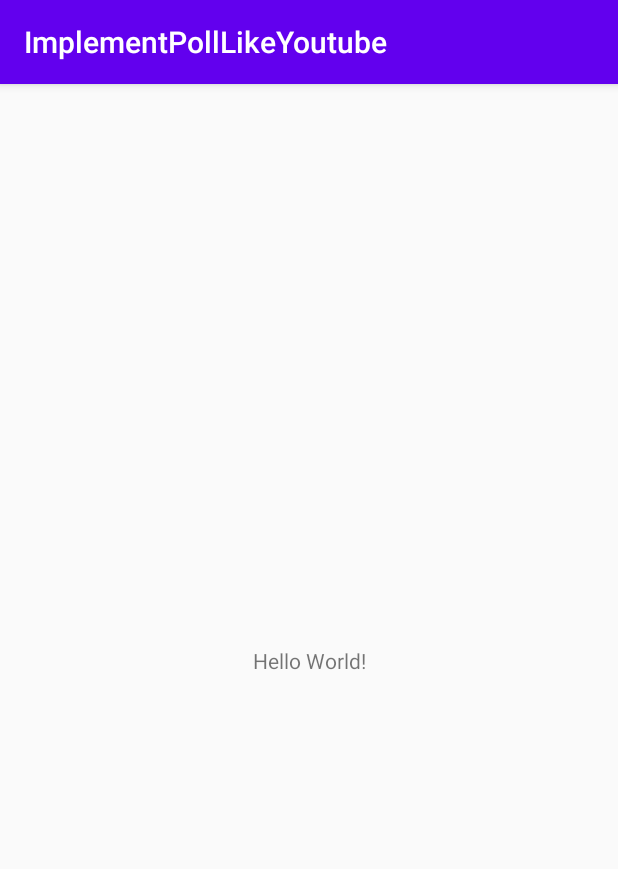
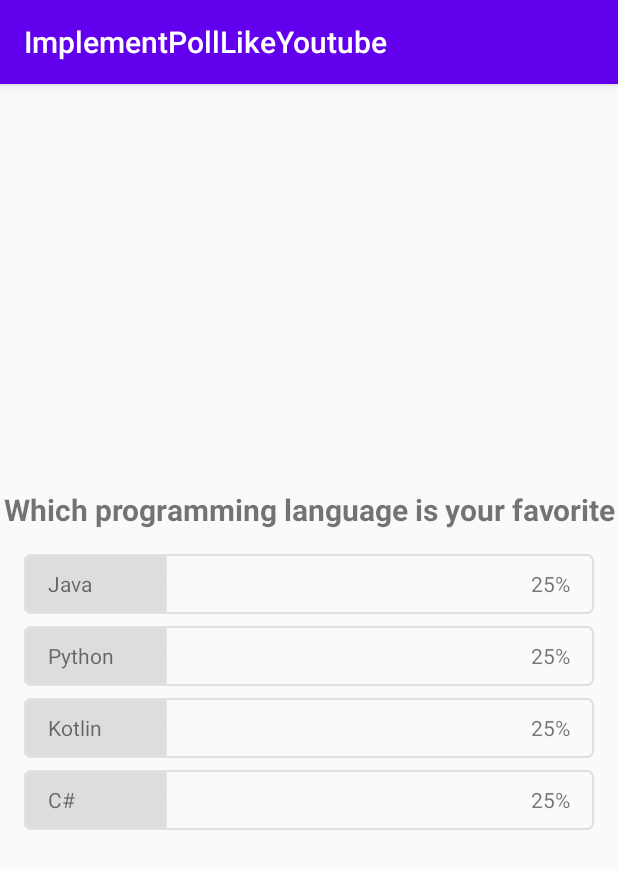
Before and after one commit to RujiraKongsomran/ImplementPollLikeYoutube, an Android app: the screen it shows after launch (MainActivity), on a phone screen of 412 x 824 dp. Shown: the top 869 px of the screen. Run offline under Robolectric (Android 15) with nearby library versions, the phone set to English and light mode, and no system bars.

Commit message:
Design Layout

```diff
--- /dev/null
+++ b/app/src/main/res/drawable/progress_track.xml
@@ -0,0 +1,34 @@
+<?xml version="1.0" encoding="utf-8"?>
+<layer-list xmlns:android="http://schemas.android.com/apk/res/android">
+    <item>
+        <shape android:shape="rectangle">
+            <solid android:color="@android:color/transparent" />
+            <size android:height="40dp" />
+            <corners android:radius="4dp" />
+            <stroke
+                android:width="1dp"
+                android:color="#E0E0E0" />
+        </shape>
+    </item>
+    <item>
+        <scale android:scaleWidth="100%">
+            <selector>
+                <item
+                    android:drawable="@android:color/transparent"
+                    android:state_enabled="false" />
+                <item>
+                    <shape android:shape="rectangle">
+                        <solid android:color="#DDDDDD" />
+                        <size android:height="40dp" />
+                        <corners
+                            android:bottomLeftRadius="4dp"
+                            android:topLeftRadius="4dp" />
+                        <stroke
+                            android:width="1dp"
+                            android:color="#E0E0E0" />
+                    </shape>
+                </item>
+            </selector>
+        </scale>
+    </item>
+</layer-list>
--- a/app/src/main/res/layout/activity_main.xml
+++ b/app/src/main/res/layout/activity_main.xml
@@ -3,16 +3,168 @@
     xmlns:app="http://schemas.android.com/apk/res-auto"
     xmlns:tools="http://schemas.android.com/tools"
     android:layout_width="match_parent"
-    android:layout_height="match_parent"
+    android:layout_height="wrap_content"
+    android:layout_gravity="center"
     tools:context=".MainActivity">
 
     <TextView
-        android:layout_width="wrap_content"
+        android:id="@+id/tvQuestion"
+        android:layout_width="match_parent"
         android:layout_height="wrap_content"
-        android:text="Hello World!"
-        app:layout_constraintBottom_toBottomOf="parent"
-        app:layout_constraintLeft_toLeftOf="parent"
-        app:layout_constraintRight_toRightOf="parent"
+        android:text="Which programming language is your favorite"
+        android:textAlignment="center"
+        android:textSize="20sp"
+        android:textStyle="bold"
+        app:layout_constraintStart_toStartOf="parent"
         app:layout_constraintTop_toTopOf="parent" />
 
+    <SeekBar
+        android:id="@+id/sb1"
+        android:layout_width="match_parent"
+        android:layout_height="wrap_content"
+        android:layout_marginTop="16dp"
+        android:max="100"
+        android:progress="25"
+        android:progressDrawable="@drawable/progress_track"
+        android:thumb="@android:color/transparent"
+        app:layout_constraintStart_toStartOf="parent"
+        app:layout_constraintTop_toBottomOf="@id/tvQuestion" />
+
+    <TextView
+        android:id="@+id/tvOption1"
+        android:layout_width="0dp"
+        android:layout_height="40dp"
+        android:layout_marginTop="16dp"
+        android:gravity="center_vertical"
+        android:paddingStart="32dp"
+        android:paddingEnd="0dp"
+        android:text="Java"
+        app:layout_constraintEnd_toStartOf="@id/tvPercent1"
+        app:layout_constraintStart_toStartOf="parent"
+        app:layout_constraintTop_toBottomOf="@id/tvQuestion" />
+
+    <TextView
+        android:id="@+id/tvPercent1"
+        android:layout_width="wrap_content"
+        android:layout_height="40dp"
+        android:layout_marginTop="16dp"
+        android:gravity="center_vertical"
+        android:paddingStart="0dp"
+        android:paddingEnd="32dp"
+        android:text="25%"
+        app:layout_constraintEnd_toEndOf="parent"
+        app:layout_constraintTop_toBottomOf="@id/tvQuestion" />
+
+    <SeekBar
+        android:id="@+id/sb2"
+        android:layout_width="match_parent"
+        android:layout_height="wrap_content"
+        android:layout_marginTop="8dp"
+        android:max="100"
+        android:progress="25"
+        android:progressDrawable="@drawable/progress_track"
+        android:thumb="@android:color/transparent"
+        app:layout_constraintStart_toStartOf="parent"
+        app:layout_constraintTop_toBottomOf="@id/sb1" />
+
+    <TextView
+        android:id="@+id/tvOption2"
+        android:layout_width="0dp"
+        android:layout_height="40dp"
+        android:layout_marginTop="8dp"
+        android:gravity="center_vertical"
+        android:paddingStart="32dp"
+        android:paddingEnd="0dp"
+        android:text="Python"
+        app:layout_constraintEnd_toStartOf="@id/tvPercent2"
+        app:layout_constraintStart_toStartOf="parent"
+        app:layout_constraintTop_toBottomOf="@id/sb1" />
+
+    <TextView
+        android:id="@+id/tvPercent2"
+        android:layout_width="wrap_content"
+        android:layout_height="40dp"
+        android:layout_marginTop="8dp"
+        android:gravity="center_vertical"
+        android:paddingStart="0dp"
+        android:paddingEnd="32dp"
+        android:text="25%"
+        app:layout_constraintEnd_toEndOf="parent"
+        app:layout_constraintTop_toBottomOf="@id/sb1" />
+
+    <SeekBar
+        android:id="@+id/sb3"
+        android:layout_width="match_parent"
+        android:layout_height="wrap_content"
+        android:layout_marginTop="8dp"
+        android:max="100"
+        android:progress="25"
+        android:progressDrawable="@drawable/progress_track"
+        android:thumb="@android:color/transparent"
+        app:layout_constraintStart_toStartOf="parent"
+        app:layout_constraintTop_toBottomOf="@id/sb2" />
+
+    <TextView
+        android:id="@+id/tvOption3"
+        android:layout_width="0dp"
+        android:layout_height="40dp"
+        android:layout_marginTop="8dp"
+        android:gravity="center_vertical"
+        android:paddingStart="32dp"
+        android:paddingEnd="0dp"
+        android:text="Kotlin"
+        app:layout_constraintEnd_toStartOf="@id/tvPercent3"
+        app:layout_constraintStart_toStartOf="parent"
+        app:layout_constraintTop_toBottomOf="@id/sb2" />
+
+    <TextView
+        android:id="@+id/tvPercent3"
+        android:layout_width="wrap_content"
+        android:layout_height="40dp"
+        android:layout_marginTop="8dp"
+        android:gravity="center_vertical"
+        android:paddingStart="0dp"
+        android:paddingEnd="32dp"
+        android:text="25%"
+        app:layout_constraintEnd_toEndOf="parent"
+        app:layout_constraintTop_toBottomOf="@id/sb2" />
+
+    <SeekBar
+        android:id="@+id/sb4"
+        android:layout_width="match_parent"
+        android:layout_height="wrap_content"
+        android:layout_marginTop="8dp"
+        android:max="100"
+        android:progress="25"
+        android:progressDrawable="@drawable/progress_track"
+        android:thumb="@android:color/transparent"
+        app:layout_constraintStart_toStartOf="parent"
+        app:layout_constraintTop_toBottomOf="@id/sb3" />
+
+    <TextView
+        android:id="@+id/tvOption4"
+        android:layout_width="0dp"
+        android:layout_height="40dp"
+        android:layout_marginTop="8dp"
+        android:gravity="center_vertical"
+        android:paddingStart="32dp"
+        android:paddingEnd="0dp"
+        android:text="C#"
+        app:layout_constraintEnd_toStartOf="@id/tvPercent4"
+        app:layout_constraintStart_toStartOf="parent"
+        app:layout_constraintTop_toBottomOf="@id/sb3" />
+
+    <TextView
+        android:id="@+id/tvPercent4"
+        android:layout_width="wrap_content"
+        android:layout_height="40dp"
+        android:layout_marginTop="8dp"
+        android:gravity="center_vertical"
+        android:paddingStart="0dp"
+        android:paddingEnd="32dp"
+        android:text="25%"
+        app:layout_constraintEnd_toEndOf="parent"
+        app:layout_constraintTop_toBottomOf="@id/sb3" />
+
+
 </androidx.constraintlayout.widget.ConstraintLayout>
```
